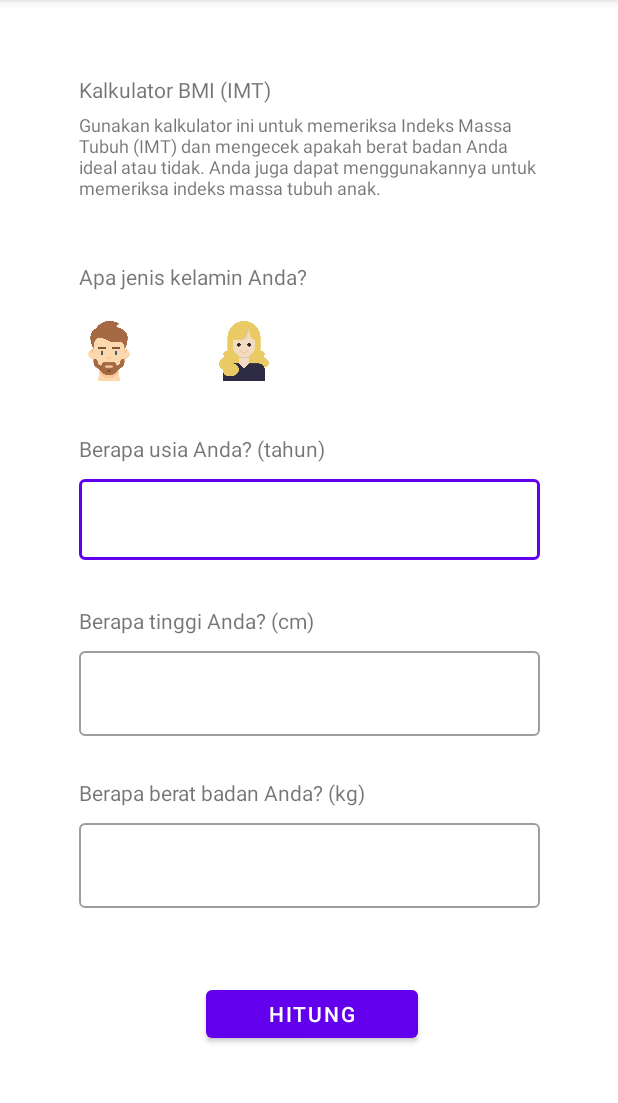
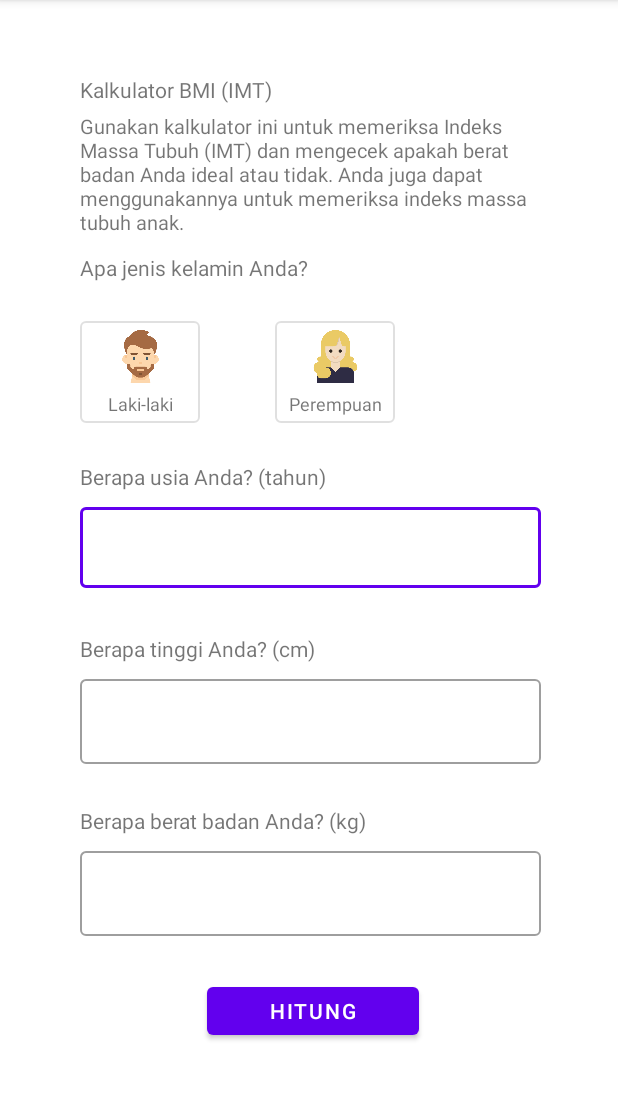
Before and after one commit to andremoore123/BMI-Calculator, an Android app: the screen it shows after launch (MainActivity), on a phone screen of 412 x 824 dp, the part 84-1187 px from its top. Run offline under Robolectric (Android 15) with nearby library versions, the phone set to English and light mode, and no system bars.

Commit message:
Added scroll view into layout

```diff
--- a/app/src/main/res/layout/activity_main.xml
+++ b/app/src/main/res/layout/activity_main.xml
@@ -5,12 +5,17 @@
     android:layout_width="match_parent"
     android:layout_height="match_parent"
     tools:context=".MainActivity">
-
+<ScrollView
+    android:layout_width="match_parent"
+    android:layout_height="match_parent">
+    <androidx.constraintlayout.widget.ConstraintLayout
+        android:layout_width="match_parent"
+        android:layout_height="match_parent">
         <TextView
             android:id="@+id/textView"
             android:layout_width="wrap_content"
             android:layout_height="wrap_content"
-        android:layout_marginTop="35dp"
+            android:layout_marginTop="20dp"
             android:text="@string/berapa_usia"
             app:layout_constraintStart_toStartOf="@+id/textView5"
             app:layout_constraintTop_toBottomOf="@+id/button_men" />
@@ -83,30 +88,10 @@
             android:id="@+id/textView5"
             android:layout_width="wrap_content"
             android:layout_height="wrap_content"
-        android:layout_marginTop="30dp"
+            android:layout_marginTop="10dp"
             android:text="@string/jenis_kelamin"
             app:layout_constraintStart_toStartOf="@+id/textView7"
             app:layout_constraintTop_toBottomOf="@+id/textView7" />
-
-    <ImageButton
-        android:id="@+id/button_men"
-        android:layout_width="40dp"
-        android:layout_height="40dp"
-        android:layout_marginTop="20dp"
-        android:background="@drawable/men"
-        app:layout_constraintStart_toStartOf="@+id/textView5"
-        app:layout_constraintTop_toBottomOf="@+id/textView5"
-        tools:ignore="SpeakableTextPresentCheck" />
-
-    <ImageButton
-        android:id="@+id/button_women"
-        android:layout_width="40dp"
-        android:layout_height="40dp"
-        android:layout_marginStart="50dp"
-        android:background="@drawable/women"
-        app:layout_constraintBottom_toBottomOf="@+id/button_men"
-        app:layout_constraintStart_toEndOf="@+id/button_men"
-        app:layout_constraintTop_toTopOf="@+id/button_men" />
 
         <Button
             android:id="@+id/button"
@@ -132,21 +117,77 @@
 
         <TextView
             android:id="@+id/textView7"
-        android:layout_width="307dp"
-        android:layout_height="70dp"
+            android:layout_width="306dp"
+            android:layout_height="84dp"
             android:layout_marginTop="5dp"
             android:text="@string/deskripsi"
-        android:textSize="12sp"
+            android:textSize="13sp"
             app:layout_constraintEnd_toEndOf="parent"
             app:layout_constraintStart_toStartOf="parent"
             app:layout_constraintTop_toBottomOf="@+id/textView6" />
 
         <Button
-        android:id="@+id/button2"
+            android:id="@+id/button_men"
+            style="?attr/materialButtonOutlinedStyle"
+            android:layout_width="80dp"
+            android:layout_height="80dp"
+            android:layout_marginTop="20dp"
+            app:layout_constraintStart_toStartOf="@+id/textView5"
+            app:layout_constraintTop_toBottomOf="@+id/textView5" />
+
+        <ImageView
+            android:id="@+id/imageView"
+            android:layout_width="35dp"
+            android:layout_height="35dp"
+            android:layout_marginTop="12dp"
+            app:layout_constraintEnd_toEndOf="@+id/button_men"
+            app:layout_constraintHorizontal_bias="0.511"
+            app:layout_constraintStart_toStartOf="@+id/button_men"
+            app:layout_constraintTop_toTopOf="@+id/button_men"
+            app:srcCompat="@drawable/men" />
+
+        <TextView
+            android:id="@+id/textView8"
             android:layout_width="wrap_content"
             android:layout_height="wrap_content"
-        android:background="#00FFFFFF"
-        tools:layout_editor_absoluteX="236dp"
-        tools:layout_editor_absoluteY="215dp" />
+            android:layout_marginTop="5dp"
+            android:text="@string/men"
+            android:textSize="12sp"
+            app:layout_constraintEnd_toEndOf="@+id/button_men"
+            app:layout_constraintStart_toStartOf="@+id/button_men"
+            app:layout_constraintTop_toBottomOf="@+id/imageView" />
+
+        <Button
+            android:id="@+id/button_women"
+            style="?attr/materialButtonOutlinedStyle"
+            android:layout_width="80dp"
+            android:layout_height="80dp"
+            android:layout_marginStart="50dp"
+            app:layout_constraintBottom_toBottomOf="@+id/button_men"
+            app:layout_constraintStart_toEndOf="@+id/button_men"
+            app:layout_constraintTop_toTopOf="@+id/button_men" />
+
+        <ImageView
+            android:id="@+id/imageView2"
+            android:layout_width="35dp"
+            android:layout_height="35dp"
+            app:layout_constraintBottom_toBottomOf="@+id/imageView"
+            app:layout_constraintEnd_toEndOf="@+id/button_women"
+            app:layout_constraintStart_toStartOf="@+id/button_women"
+            app:layout_constraintTop_toTopOf="@+id/imageView"
+            app:srcCompat="@drawable/women" />
+
+        <TextView
+            android:id="@+id/textView9"
+            android:layout_width="wrap_content"
+            android:layout_height="wrap_content"
+            android:text="@string/women"
+            android:textSize="12sp"
+            app:layout_constraintBottom_toBottomOf="@+id/textView8"
+            app:layout_constraintEnd_toEndOf="@+id/button_women"
+            app:layout_constraintStart_toStartOf="@+id/button_women"
+            app:layout_constraintTop_toTopOf="@+id/textView8" />
+    </androidx.constraintlayout.widget.ConstraintLayout>
+</ScrollView>
 
 </androidx.constraintlayout.widget.ConstraintLayout>
--- a/app/src/main/res/values/strings.xml
+++ b/app/src/main/res/values/strings.xml
@@ -6,5 +6,9 @@
     <string name="hitung">Hitung</string>
     <string name="jenis_kelamin">Apa jenis kelamin Anda?</string>
     <string name="kalkulator">Kalkulator BMI (IMT)</string>
-    <string name="deskripsi">Gunakan kalkulator ini untuk memeriksa Indeks Massa Tubuh (IMT) dan mengecek apakah berat badan Anda ideal atau tidak. Anda juga dapat menggunakannya untuk memeriksa indeks massa tubuh anak.</string>
+    <string name="deskripsi">Gunakan kalkulator ini untuk memeriksa Indeks Massa Tubuh (IMT)
+        dan mengecek apakah berat badan Anda ideal atau tidak. Anda juga dapat menggunakannya
+        untuk memeriksa indeks massa tubuh anak.</string>
+    <string name="men">Laki-laki</string>
+    <string name="women">Perempuan</string>
 </resources>
```
Lines whose indentation alone changed are shown as unchanged.
